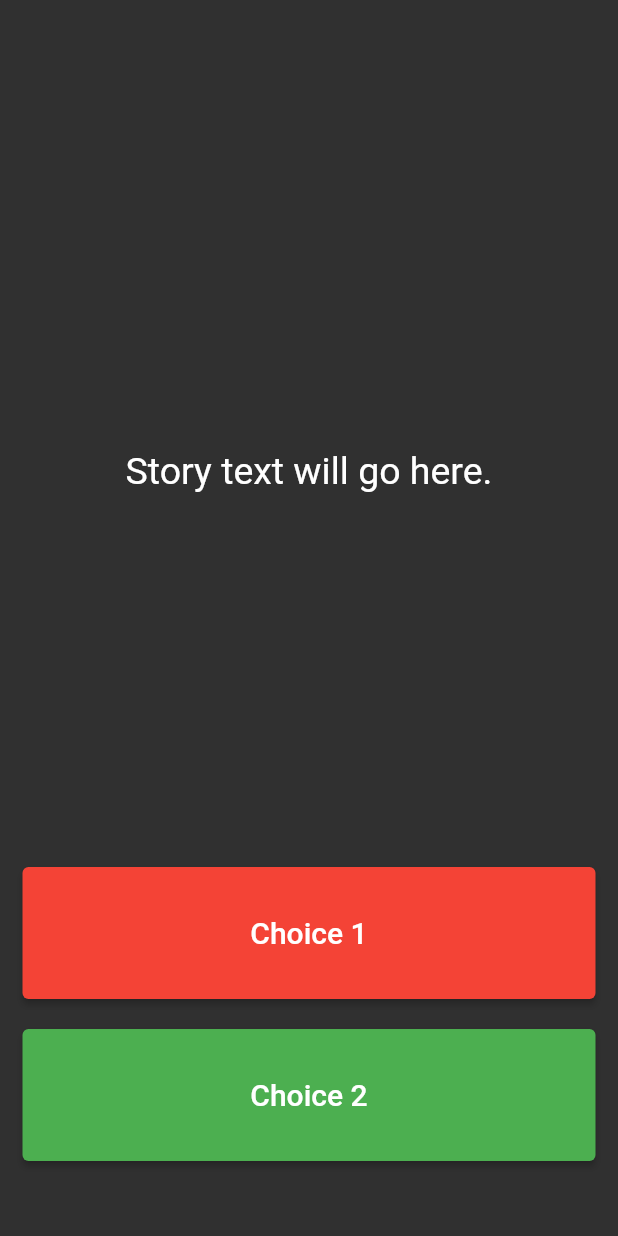
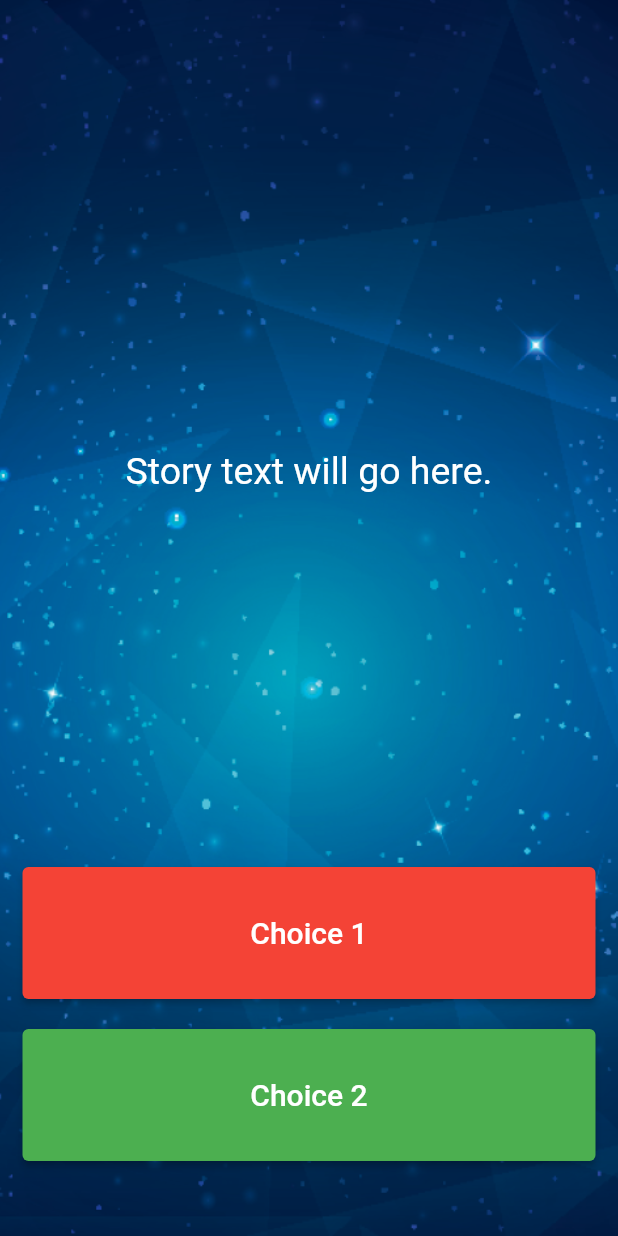
Before and after one commit to FreshhDevv/destini, a Flutter app: the screen it shows after launch, on a phone screen of 412 x 824 dp. Run offline on Flutter 3.47's test engine with Material 2 defaults, Android fonts, the phone set to English and light mode, and no system bars.

Commit message:
Step 1 completed

```diff
--- a/lib/main.dart
+++ b/lib/main.dart
@@ -33,6 +33,12 @@ class _StoryPageState extends State<StoryPage> {
     return Scaffold(
       body: Container(
         //TODO: Step 1 - Add background.png to this Container as a background image.
+        decoration: const BoxDecoration(
+            image: DecorationImage(
+              image: AssetImage('images/background.png'),
+              fit: BoxFit.cover,
+            ),
+        ),
         padding: const EdgeInsets.symmetric(vertical: 50.0, horizontal: 15.0),
         constraints: const BoxConstraints.expand(),
         child: SafeArea(
--- a/pubspec.yaml
+++ b/pubspec.yaml
@@ -58,9 +58,8 @@ flutter:
   uses-material-design: true
 
   # To add assets to your application, add an assets section, like this:
-  # assets:
-  #   - images/a_dot_burr.jpeg
-  #   - images/a_dot_ham.jpeg
+  assets:
+     - images/
 
   # An image asset can refer to one or more resolution-specific "variants", see
   # https://flutter.dev/assets-and-images/#resolution-aware
```
Also changed, not shown: images/background.png (added).
